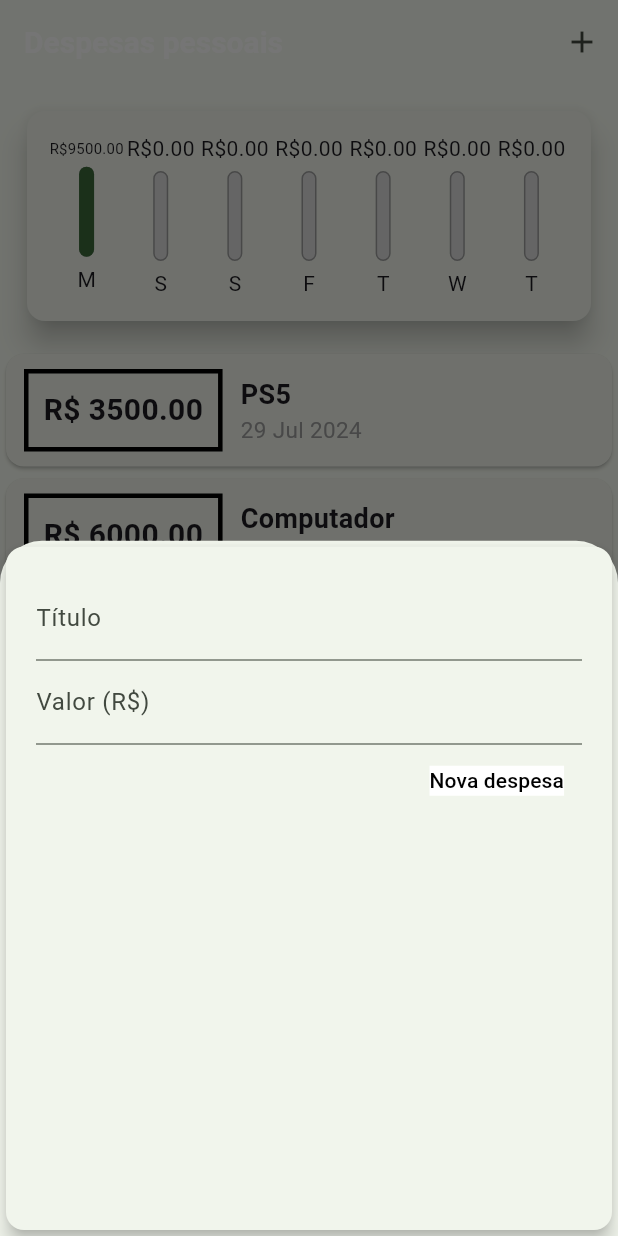
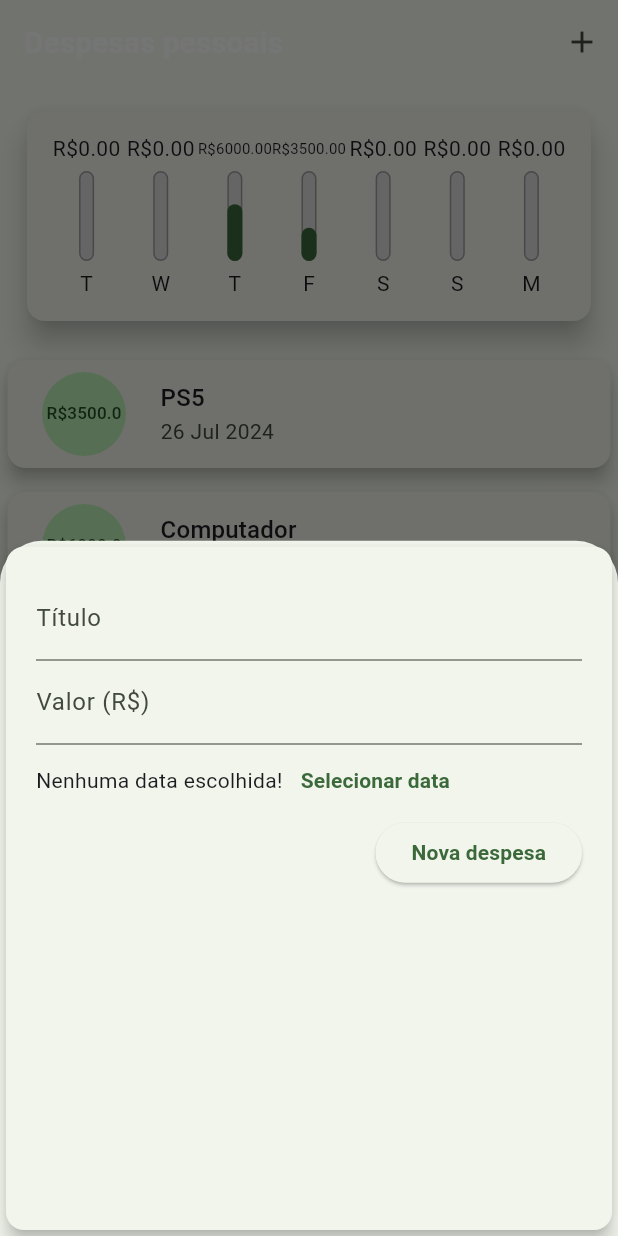
Before and after one commit to Yan-Vinicius/expenses, a Flutter app: the screen it shows after launch, after a tap on the "add" icon, on a phone screen of 412 x 824 dp. Run offline on Flutter 3.47's test engine with Material 3 defaults, Android fonts, the phone set to English and light mode, and no system bars; Roboto replaces fonts that are missing (OpenSans).

Commit message:
atualização no formulário de nova transação

```diff
--- a/lib/components/chart.dart
+++ b/lib/components/chart.dart
@@ -27,7 +27,7 @@ class Chart extends StatelessWidget {
       }
 
       return {'day': DateFormat.E().format(weekDay)[0], 'value': totalSum};
-    });
+    }).reversed.toList();
   }
 
   double get _weekValue {
--- a/lib/components/chart_bar.dart
+++ b/lib/components/chart_bar.dart
@@ -14,7 +14,11 @@ class ChartBar extends StatelessWidget {
   Widget build(BuildContext context) {
     return Column(
       children: <Widget>[
-        FittedBox(child: Text('R\$${value.toStringAsFixed(2)}')),
+        Container(
+            height: 20,
+            child: FittedBox(
+              child: Text('R\$${value.toStringAsFixed(2)}'),
+            )),
         SizedBox(height: 5),
         Container(
           height: 60,
--- a/lib/components/transaction_form.dart
+++ b/lib/components/transaction_form.dart
@@ -45,14 +45,27 @@ class _TransactionFormState extends State<TransactionForm> {
               decoration: InputDecoration(labelText: 'Valor (R\$)'),
             ),
             Row(
+              children: [
+                Text('Nenhuma data escolhida!'),
+                TextButton(
+                  child: Text(
+                    'Selecionar data',
+                    style: TextStyle(fontWeight: FontWeight.bold),
+                  ),
+                  onPressed: () {},
+                ),
+              ],
+            ),
+            Row(
               mainAxisAlignment: MainAxisAlignment.end,
-              children: [
-                TextButton(
+              children: <Widget>[
+                ElevatedButton(
                   onPressed: _submitForm,
                   child: Text(
                     'Nova despesa',
                     style: TextStyle(
-                        backgroundColor: Colors.white, color: Colors.black),
+                        color: Theme.of(context).primaryColor,
+                        fontWeight: FontWeight.bold),
                   ),
                 ),
               ],
--- a/lib/components/transanction_list.dart
+++ b/lib/components/transanction_list.dart
@@ -19,7 +19,7 @@ class TransanctionList extends StatelessWidget {
                     style: Theme.of(context).textTheme.titleMedium,
                   ),
                   Container(
-                    height: 250,
+                    height: 350,
                     child: Image.asset(
                       'assets/images/waiting.png',
                       fit: BoxFit.cover,
@@ -34,33 +34,26 @@ class TransanctionList extends StatelessWidget {
                 itemBuilder: (context, index) {
                   final tr = transactions[index];
                   return Card(
-                    child: Row(
-                      children: <Widget>[
-                        Container(
-                          margin: EdgeInsets.symmetric(
-                              horizontal: 12, vertical: 10),
-                          decoration: BoxDecoration(
-                              border:
-                                  Border.all(color: Colors.black, width: 3)),
-                          padding: EdgeInsets.all(10),
-                          child: Text(
-                            'R\$ ${tr.value.toStringAsFixed(2)}',
-                            style: TextStyle(
-                                fontWeight: FontWeight.bold, fontSize: 20),
+                    elevation: 5,
+                    margin: EdgeInsets.symmetric(
+                      vertical: 8,
+                      horizontal: 5,
+                    ),
+                    child: ListTile(
+                      leading: CircleAvatar(
+                        radius: 35,
+                        child: Padding(
+                          padding: const EdgeInsets.all(10.0),
+                          child: FittedBox(
+                            child: Text('R\$${tr.value}'),
                           ),
                         ),
-                        Column(
-                          crossAxisAlignment: CrossAxisAlignment.start,
-                          children: <Widget>[
-                            Text(tr.title,
-                                style: TextStyle(
-                                    fontWeight: FontWeight.bold, fontSize: 18)),
-                            Text(DateFormat('d MMM y').format(tr.date),
-                                style:
-                                    TextStyle(color: Colors.grey, fontSize: 15))
-                          ],
-                        )
-                      ],
+                      ),
+                      title: Text(
+                        tr.title,
+                        style: Theme.of(context).textTheme.titleMedium,
+                      ),
+                      subtitle: Text(DateFormat('d MMM y').format(tr.date)),
                     ),
                   );
                 },
--- a/lib/main.dart
+++ b/lib/main.dart
@@ -48,9 +48,16 @@ class HomePage extends StatefulWidget {
 
 class _HomePageState extends State<HomePage> {
   final List<Transaction> _transactions = [
-    Transaction(id: 't1', title: 'PS5', value: 3500.00, date: DateTime.now()),
     Transaction(
-        id: 't2', title: 'Computador', value: 6000.00, date: DateTime.now())
+        id: 't1',
+        title: 'PS5',
+        value: 3500.00,
+        date: DateTime.now().subtract(Duration(days: 3))),
+    Transaction(
+        id: 't2',
+        title: 'Computador',
+        value: 6000.00,
+        date: DateTime.now().subtract(Duration(days: 4)))
   ];
 
   _addTransaction(String title, double value) {
```
